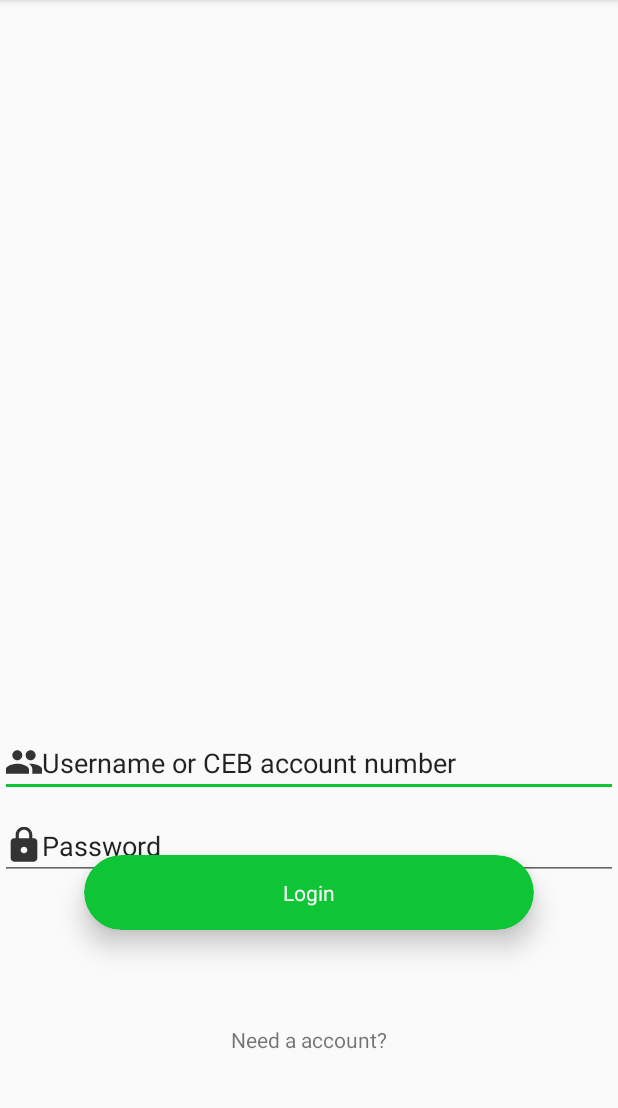
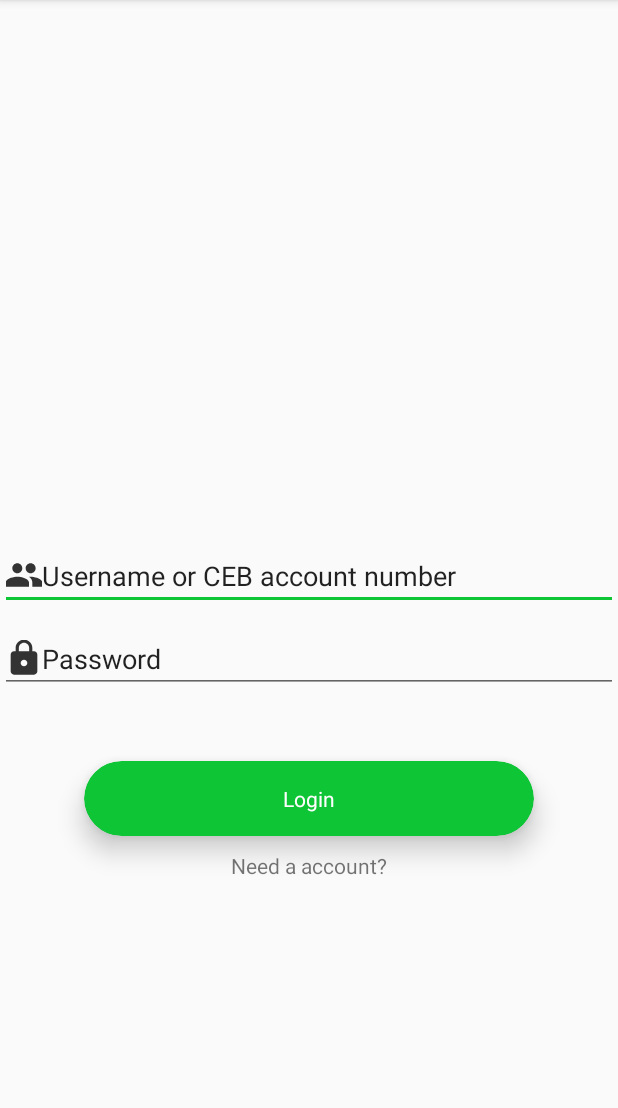
Before and after one commit to PinsaraKWeerasinghe/EBR_System, an Android app: the screen it shows after launch (MainActivity), on a phone screen of 412 x 824 dp, the part 84-1192 px from its top. Run offline under Robolectric (Android 15) with nearby library versions, the phone set to English and light mode, and no system bars.

```diff
--- a/app/src/main/res/layout/fragment_login.xml
+++ b/app/src/main/res/layout/fragment_login.xml
@@ -15,8 +15,7 @@
             android:id="@+id/uname"
             android:layout_width="match_parent"
             android:layout_height="wrap_content"
-            android:layout_above="@+id/pword"
-            android:layout_marginBottom="10dp"
+            android:layout_centerInParent="true"
             android:drawableLeft="@drawable/login"
             android:ems="10"
             android:inputType="textPersonName"
@@ -26,8 +25,8 @@
             android:id="@+id/pword"
             android:layout_width="match_parent"
             android:layout_height="wrap_content"
-            android:layout_alignParentBottom="true"
-            android:layout_marginBottom="181dp"
+            android:layout_below="@+id/uname"
+            android:layout_marginTop="10dp"
             android:drawableLeft="@drawable/pwad"
             android:ems="10"
             android:inputType="textPersonName"
@@ -36,6 +35,8 @@
 
             <android.support.v7.widget.CardView
                 android:layout_width="300dp"
+                android:layout_below="@+id/pword"
+                android:layout_marginTop="45dp"
                 android:layout_centerHorizontal="true"
                 android:id="@+id/btnlog"
                 android:layout_height="50dp"
@@ -44,7 +45,6 @@
                 app:cardElevation="10dp"
                 android:onClick="login"
                 tools:ignore="OnClick"
-                android:layout_marginTop="570dp"
                 >
 
                 <RelativeLayout
@@ -69,13 +69,13 @@
 
         <TextView
             android:id="@+id/txtRegister"
+            android:layout_below="@+id/btnlog"
             android:layout_width="wrap_content"
             android:layout_height="wrap_content"
             android:layout_alignParentBottom="true"
             android:layout_centerHorizontal="true"
             android:layout_gravity="center"
-            android:layout_marginTop="310dp"
-            android:layout_marginBottom="65dp"
+            android:layout_marginTop="10dp"
             android:onClick="register"
             android:text="Need a account?"
             tools:ignore="OnClick" />
```
Also changed, not shown: app/src/main/java/com/example/spark/BackgroundTask.java (+22 -2 lines), app/src/main/java/com/example/spark/Register.java (+26 -12 lines).
